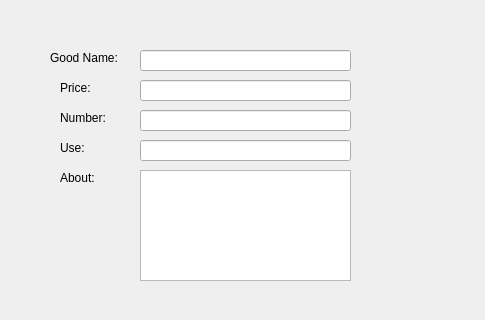
AP-projects-4001/IUT-s-crackpots, file Stor/addsupermarket.ui: the form before one commit; both pictures show x 0 to 485 and y 0 to 320 of the 568 by 452 pixel window.
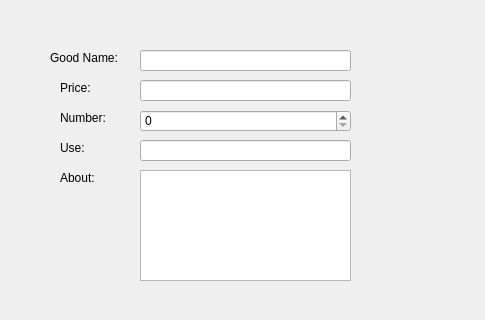
The form after the commit.

Diff of the .ui file:
```diff
--- a/Stor/addsupermarket.ui
+++ b/Stor/addsupermarket.ui
@@ -114,17 +114,7 @@
     </rect>
    </property>
   </widget>
-  <widget class="QLineEdit" name="lineEdit_3">
-   <property name="geometry">
-    <rect>
-     <x>140</x>
-     <y>110</y>
-     <width>211</width>
-     <height>21</height>
-    </rect>
-   </property>
-  </widget>
-  <widget class="QLineEdit" name="lineEdit_4">
+  <widget class="QLineEdit" name="use_lineEdit">
    <property name="geometry">
     <rect>
      <x>140</x>
@@ -144,6 +134,16 @@
     </rect>
    </property>
   </widget>
+  <widget class="QSpinBox" name="number_spinBox">
+   <property name="geometry">
+    <rect>
+     <x>140</x>
+     <y>110</y>
+     <width>211</width>
+     <height>22</height>
+    </rect>
+   </property>
+  </widget>
  </widget>
  <resources/>
  <connections>
```
Left out of the diff: 6 changed lines with no effect on the pictures.
